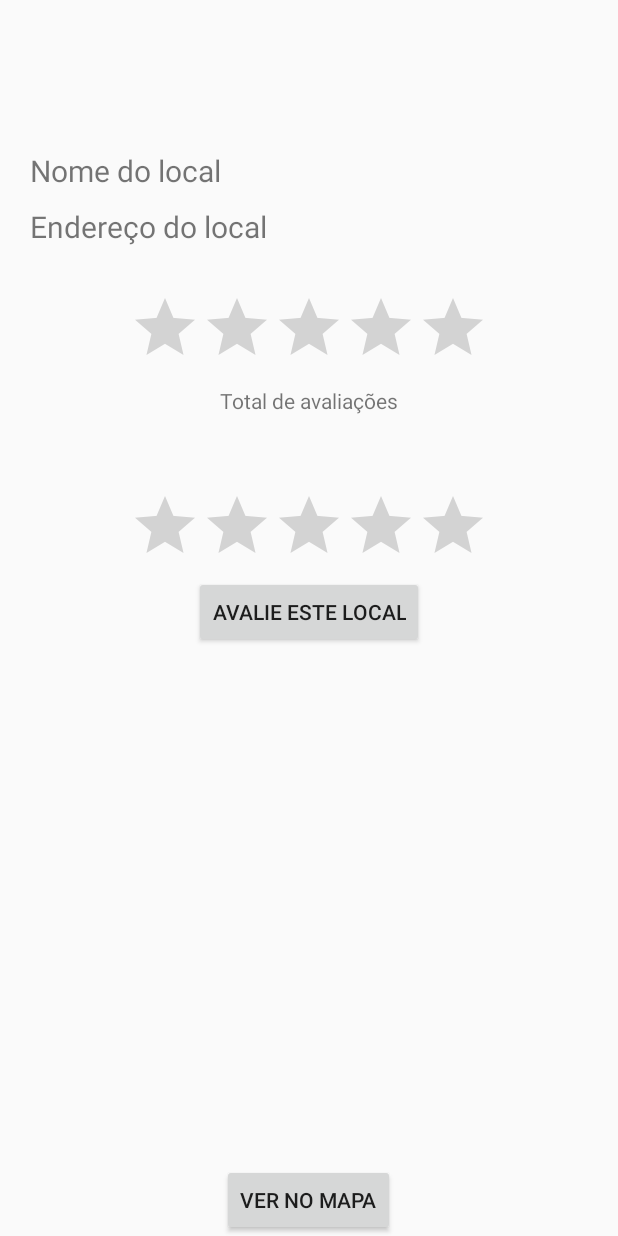
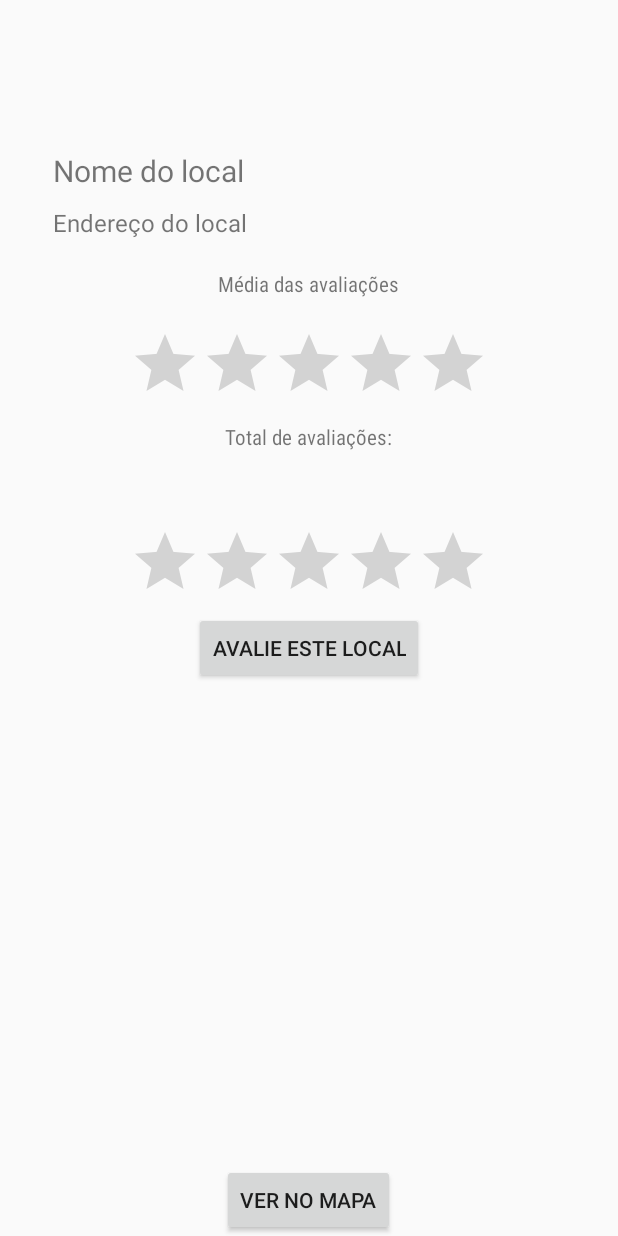
Before and after one commit to gabrielturato/TrabalhoMobile, an Android app: the UserChooseFragment screen opened directly, with no data from a screen before it, on a phone screen of 412 x 824 dp. Run offline under Robolectric (Android 15) with nearby library versions, the phone set to English and light mode, and no system bars; our stand-ins replace Firebase (no records; nobody signed in at launch, a user with empty details on screens opened directly); 5 statements that could not run were skipped.

Commit message:
Se pá é o final
Se pá é o final

```diff
--- a/TrabalhoAndroid/app/src/main/res/layout/fragment_user_choose.xml
+++ b/TrabalhoAndroid/app/src/main/res/layout/fragment_user_choose.xml
@@ -3,6 +3,7 @@
     xmlns:tools="http://schemas.android.com/tools"
     android:layout_width="match_parent"
     android:layout_height="match_parent"
+    xmlns:style="http://schemas.android.com/apk/res-auto"
     tools:context=".UserChooseFragment">
 
     <LinearLayout
@@ -11,6 +12,8 @@
         android:orientation="vertical">
 
         <LinearLayout
+            android:layout_marginLeft="15dp"
+            android:layout_marginRight="10dp"
             android:id="@+id/info"
             android:layout_width="match_parent"
             android:layout_height="wrap_content"
@@ -43,7 +46,7 @@
                     android:layout_height="wrap_content"
                     android:paddingLeft="20dp"
                     android:paddingTop="10dp"
-                    android:textSize="20dp"
+                    android:textSize="16dp"
                     android:text="Endereço do local"
                     />
 
@@ -67,16 +70,27 @@
                     android:layout_height="wrap_content"
                     android:text="Total de avaliações: "/>-->
 
+                <TextView
+                    android:layout_width="wrap_content"
+                    android:layout_height="wrap_content"
+                    android:layout_gravity="center"
+                    android:text="@string/mediaAvaliações"
+                    android:layout_marginTop="10dp"
+                    android:fontFamily="sans-serif-condensed"
+                    />
                 <RatingBar
                     android:id="@+id/mediaAvaliacoes"
                     android:layout_width="wrap_content"
                     android:layout_height="wrap_content"
                     android:layout_gravity="center"
                     android:layout_marginTop="20dp"
+
+
                     />
                 <RelativeLayout
                     android:layout_width="match_parent"
-                    android:layout_height="match_parent">
+                    android:layout_height="match_parent"
+                    >
 
                     <TextView
                         android:id="@+id/texto"
@@ -85,15 +99,16 @@
                         android:layout_marginTop="5dp"
                         android:text="@string/totalAvaliacoes"
                         android:layout_centerHorizontal="true"
+                        android:fontFamily="sans-serif-condensed"
                     />
 
                     <TextView
                         android:id="@+id/totalAvaliacoes"
                         android:layout_width="wrap_content"
                         android:layout_height="wrap_content"
-                        android:layout_marginTop="5dp"
-                        android:layout_marginLeft="10dp"
-                        android:layout_alignRight="@id/texto"/>
+                        android:layout_alignBaseline="@+id/texto"
+                        android:layout_marginStart="10dp"
+                        android:layout_toRightOf="@+id/texto"/>
 
                     <TextView
                         android:layout_width="wrap_content"
@@ -121,6 +136,7 @@
                 android:layout_marginTop="50dp"
                 />
             <Button
+                android:id="@+id/buttonAvaliar"
                 android:onClick="onClickAvaliar"
                 android:layout_width="wrap_content"
                 android:layout_height="wrap_content"
@@ -141,7 +157,8 @@
             android:id="@+id/buscarLocal"
             android:text="@string/ver_no_mapa"
             android:layout_alignParentBottom="true"
-            android:layout_centerHorizontal="true"/>
+            android:layout_centerHorizontal="true"
+            android:onClick="onClickBusca"/>
 
     </RelativeLayout>
 
--- a/TrabalhoAndroid/app/src/main/res/menu/activity_main_drawer.xml
+++ b/TrabalhoAndroid/app/src/main/res/menu/activity_main_drawer.xml
@@ -20,12 +20,13 @@
             android:id="@+id/nav_manage"
             android:icon="@drawable/mapicon"
             android:title="@string/textMap" />
+    </group>
 
+    <group android:checkableBehavior="single">
         <item
             android:id="@+id/loginGoogle"
             android:title="@string/sairApp"
             />
 
     </group>
-
 </menu>
--- a/TrabalhoAndroid/app/src/main/res/values/strings.xml
+++ b/TrabalhoAndroid/app/src/main/res/values/strings.xml
@@ -40,5 +40,6 @@
     <string name="do_login">Faça o login</string>
     <string name="avaliar_local">Avalie este local</string>
     <string name="ver_no_mapa">Ver no mapa</string>
-    <string name="totalAvaliacoes">Total de avaliações</string>
+    <string name="totalAvaliacoes">Total de avaliações: </string>
+    <string name="mediaAvaliações">Média das avaliações</string>
 </resources>
```
Also changed, not shown: TrabalhoAndroid/app/src/main/java/br/unicamp/ft/f170775/trabalhomobile/Mercado.java (+0 -9 lines), TrabalhoAndroid/app/src/main/java/br/unicamp/ft/f170775/trabalhomobile/RecyclerViewResFragment.java (deleted, +0 -64 lines), TrabalhoAndroid/app/src/main/java/br/unicamp/ft/f170775/trabalhomobile/RestaurantDrawer.java (+0 -8 lines), TrabalhoAndroid/app/src/main/java/br/unicamp/ft/f170775/trabalhomobile/Shopping.java (+0 -8 lines), TrabalhoAndroid/app/src/main/java/br/unicamp/ft/f170775/trabalhomobile/UserChooseFragment.java (+17 -13 lines), TrabalhoAndroid/app/src/main/res/layout/content_restaurant_drawer.xml (+0 -10 lines).
